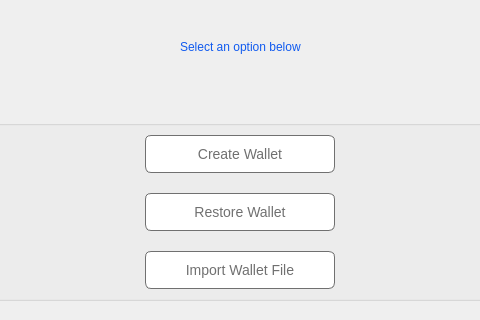
First picture: the form in src/qt/veil/forms/tutorialcreatewalletwidget.ui, repository Veil-Project/veil, before the edit; both pictures show x 104 to 584 and y 0 to 320 of the 689 by 499 pixel window.
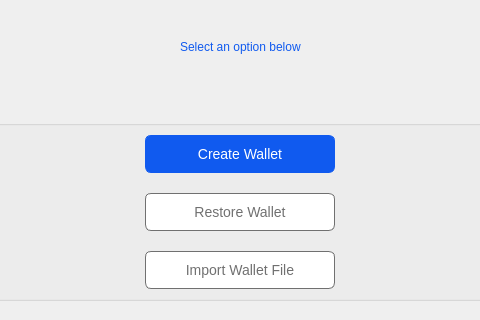
Second picture: the form after the edit.

Diff of the .ui file:
```diff
--- a/src/qt/veil/forms/tutorialcreatewalletwidget.ui
+++ b/src/qt/veil/forms/tutorialcreatewalletwidget.ui
@@ -147,6 +147,9 @@
         <property name="checkable">
          <bool>true</bool>
         </property>
+        <property name="checked">
+         <bool>true</bool>
+        </property>
         <property name="autoExclusive">
          <bool>true</bool>
         </property>
```
